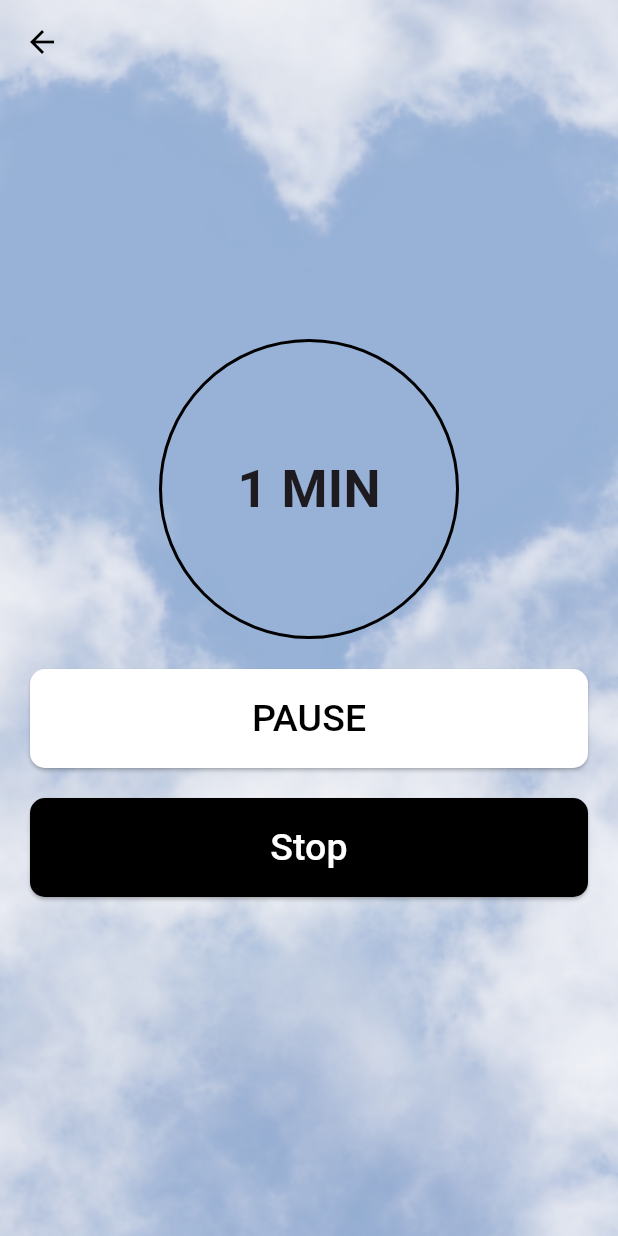
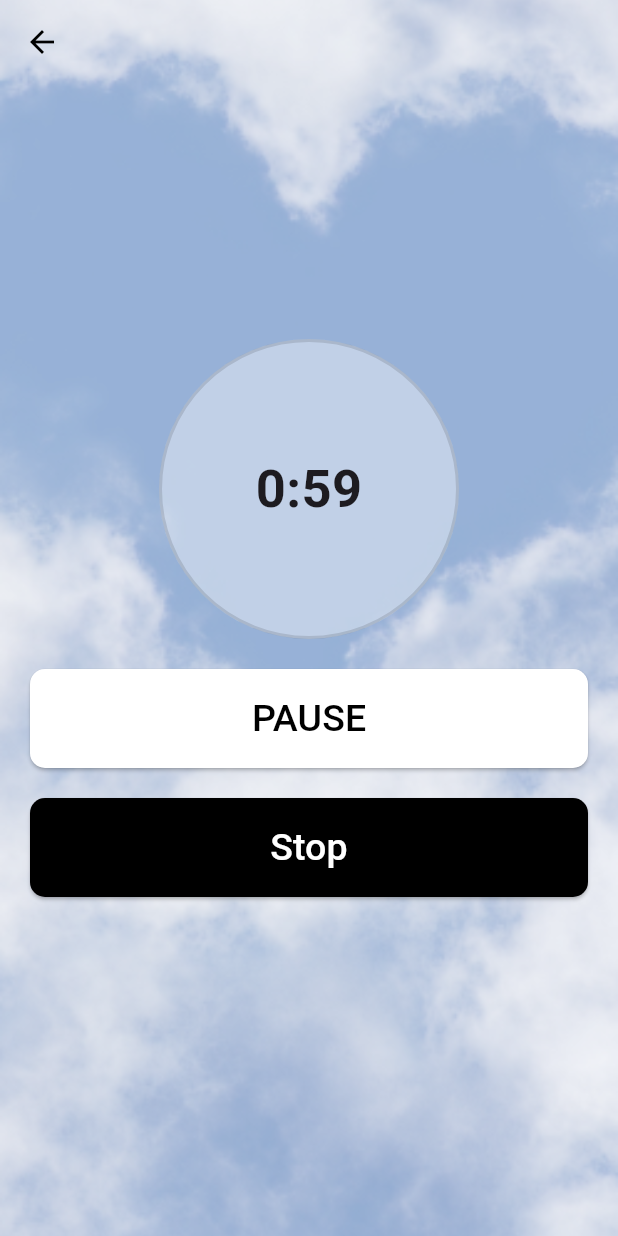
Before and after one commit to Jeditale/Hackaton_PC, a Flutter app: the MeditationScreen screen opened directly, after a tap on "Start", on a phone screen of 412 x 824 dp. Run offline on Flutter 3.47's test engine with Material 3 defaults, Android fonts, the light colour scheme and no system bars; our stand-ins replace audioplayers, cloud_firestore, firebase_auth, firebase_core, fl_chart, flutter_local_notifications and 4 more; missing offline and left inert: app_settings; accounts and stored records are empty.

Commit message:
Update Breath/Meditation

```diff
--- a/nirva/lib/Pages/Breathing/breathingStart.dart
+++ b/nirva/lib/Pages/Breathing/breathingStart.dart
@@ -1,5 +1,4 @@
 import 'dart:async';
-// เพิ่มเพื่อใช้ Uint8List
 import 'package:flutter/material.dart';
 import 'package:flutter/services.dart'; // สำหรับ rootBundle
 import 'package:audioplayers/audioplayers.dart'; // audioplayers
@@ -70,7 +69,7 @@ class _BreathingstartScreenState extends State<BreathingstartScreen> {
       _isStartPhase = false;  // เปลี่ยนสถานะเป็นเฟสหายใจ
     });
      // เล่นเสียง Breathe In ทันทีหลังจาก Start
-    await Future.delayed(Duration(seconds: 1)); // เพิ่ม delay เพื่อให้เสียงเล่นต่อเนื่อง
+    await Future.delayed(Duration(seconds: 3)); // เพิ่ม delay เพื่อให้เสียงเล่นต่อเนื่อง
     await _playSound('assets/sound/ringtone.mp3'); // เล่นเสียง Breathe In
 
     _startBreathingCycle();  // เริ่มรอบหายใจ
--- a/nirva/lib/Pages/Meditation/Meditation.dart
+++ b/nirva/lib/Pages/Meditation/Meditation.dart
@@ -12,6 +12,7 @@ class MeditationScreen extends StatefulWidget {
 class _BreathingScreenState extends State<MeditationScreen> {
   String selectedBreathingPattern = 'Background Music';
   String selectedVoice = 'Voice';
+  int selectedTime = 1; // เวลาเริ่มต้น
 
   Future<void> updateMedCount(String userId) async {
     try {
@@ -67,30 +68,71 @@ class _BreathingScreenState extends State<MeditationScreen> {
           child: Column(
             mainAxisSize: MainAxisSize.min,
             children: [
-              // Circular counter display
-              Container(
+              GestureDetector(
+                onTap: () {
+                  _showTimePicker();
+                },
+                child: Container(
                   width: 200,
                   height: 200,
                   decoration: BoxDecoration(
                     shape: BoxShape.circle,
-                  border: Border.all(width: 2),
+                    color: const Color.fromARGB(255, 255, 255, 255).withOpacity(0.4),
+                    border: Border.all(width: 2, color: Colors.black12),
                   ),
                   child: Center(
-                  child: Column(
-                    mainAxisAlignment: MainAxisAlignment.center,
-                    children: [
-                      Text(
-                        '1 MIN',
+                    child: Text(
+                      '$selectedTime MIN',
                       style: TextStyle(fontSize: 35, fontWeight: FontWeight.bold),
+                    ),
+                  ),
+                ),
+              ),
+              SizedBox(height: 20),
+              _buildMusicSelector(),
+
+              SizedBox(height: 10),
+              _buildVoiceSelector(),
+
+              SizedBox(height: 20),
+
+              Padding(
+                padding: const EdgeInsets.symmetric(horizontal: 20.0),
+                child: ElevatedButton(
+                  onPressed: () {
+                    Navigator.push(
+                      context,
+                      MaterialPageRoute(
+                        builder: (context) => MeditationstartScreen(
+                          selectedTime: selectedTime,
+                          selectedBreathingPattern: selectedBreathingPattern,
+                        ),
+                      ),
+                    );
+                  },
+                  style: ElevatedButton.styleFrom(
+                    padding: EdgeInsets.symmetric(vertical: 15),
+                    backgroundColor: Colors.black,
+                    minimumSize: Size(double.infinity, 50),
+                    shape: RoundedRectangleBorder(
+                      borderRadius: BorderRadius.circular(10),
+                    ),
+                  ),
+                  child: Text(
+                    'Start',
+                    style: TextStyle(fontSize: 25, color: Colors.white),
+                  ),
+                ),
               ),
             ],
           ),
         ),
       ),
-              SizedBox(height: 20),
+    );
+  }
 
-              // Background Music button
-              Padding(
+  Widget _buildMusicSelector() {
+    return Padding(
       padding: const EdgeInsets.symmetric(horizontal: 20.0),
       child: PopupMenuButton<String>(
         onSelected: (value) {
@@ -101,11 +143,11 @@ class _BreathingScreenState extends State<MeditationScreen> {
         itemBuilder: (BuildContext context) => [
           PopupMenuItem(
             value: 'Mountain',
-                      child: Text('Mountain', style: TextStyle(fontSize: 20)),
+            child: Text('Mountain', style: TextStyle(fontSize: 25)),
           ),
           PopupMenuItem(
             value: 'Low-fi Music',
-                      child: Text('Low-fi Music', style: TextStyle(fontSize: 20)),
+            child: Text('Low-fi Music', style: TextStyle(fontSize: 25)),
           ),
         ],
         child: Container(
@@ -130,12 +172,11 @@ class _BreathingScreenState extends State<MeditationScreen> {
           ),
         ),
       ),
-              ),
+    );
+  }
 
-              SizedBox(height: 10),
-
-              // Voice button
-              Padding(
+  Widget _buildVoiceSelector() {
+    return Padding(
       padding: const EdgeInsets.symmetric(horizontal: 20.0),
       child: PopupMenuButton<String>(
         onSelected: (value) {
@@ -146,11 +187,11 @@ class _BreathingScreenState extends State<MeditationScreen> {
         itemBuilder: (BuildContext context) => [
           PopupMenuItem(
             value: 'Eric',
-                      child: Text('Eric', style: TextStyle(fontSize: 20)),
+            child: Text('Eric', style: TextStyle(fontSize: 25)),
           ),
           PopupMenuItem(
             value: 'Sarah',
-                      child: Text('Sarah', style: TextStyle(fontSize: 20)),
+            child: Text('Sarah', style: TextStyle(fontSize: 25)),
           ),
         ],
         child: Container(
@@ -175,62 +216,37 @@ class _BreathingScreenState extends State<MeditationScreen> {
           ),
         ),
       ),
-              ),
+    );
+  }
 
-              SizedBox(height: 10),
-
-              // Vibration toggle
-              Padding(
-                padding: const EdgeInsets.symmetric(horizontal: 20.0),
-                child: Row(
+  void _showTimePicker() {
+    showDialog(
+      context: context,
+      builder: (context) {
+        return AlertDialog(
+          title: Text('Select Time'),
+          content: Column(
+            mainAxisSize: MainAxisSize.min,
             children: [
-                    Checkbox(
-                      value: false,
-                      onChanged: (bool? value) {},
-                    ),
-                    Text('Mute when finish', style: TextStyle(fontSize: 20)),
-                  ],
-                ),
-              ),
-
-              SizedBox(height: 20),
-
-              // Start button
-              Padding(
-                padding: const EdgeInsets.symmetric(horizontal: 20.0),
-                child: ElevatedButton(
-                  onPressed: () async {
-                    final user = FirebaseAuth.instance.currentUser;
-
-                    if (user != null) {
-                      await updateMedCount(user.uid);
-                    } else {
-                      print('User not logged in!');
-                    }
-                    Navigator.push(context, MaterialPageRoute(
-                      builder: (context) {
-                        return MeditationstartScreen();
+              DropdownButton<int>(
+                value: selectedTime,
+                items: [1, 5, 10, 15, 20]
+                    .map((time) => DropdownMenuItem(
+                          value: time,
+                          child: Text('$time MIN', style: TextStyle(fontSize: 25),),
+                        ))
+                    .toList(),
+                onChanged: (value) {
+                  setState(() {
+                    selectedTime = value!;
+                  });
+                  Navigator.pop(context);
                 },
-                    ));
-                  },
-                  style: ElevatedButton.styleFrom(
-                    padding: EdgeInsets.symmetric(vertical: 15),
-                    backgroundColor: Colors.black,
-                    minimumSize: Size(double.infinity, 50),
-                    shape: RoundedRectangleBorder(
-                      borderRadius: BorderRadius.circular(10),
-                    ),
-                  ),
-                  child: Text(
-                    'Start',
-                    style: TextStyle(fontSize: 25, color: Colors.white),
-                  ),
-                ),
               ),
             ],
           ),
-        ),
-      ),
+        );
+      },
     );
   }
 }
--- a/nirva/lib/Pages/Meditation/meditationStart.dart
+++ b/nirva/lib/Pages/Meditation/meditationStart.dart
@@ -1,22 +1,105 @@
+import 'dart:async';
 import 'package:flutter/material.dart';
-import 'Meditation.dart';
+import 'package:audioplayers/audioplayers.dart';
+import 'package:nirva/Pages/Meditation/Meditation.dart';
 
-class MeditationstartScreen extends StatelessWidget {
-  const MeditationstartScreen({super.key});
+class MeditationstartScreen extends StatefulWidget {
+  final int selectedTime;
+  final String selectedBreathingPattern;
+
+  const MeditationstartScreen({
+    super.key,
+    required this.selectedTime,
+    required this.selectedBreathingPattern,
+  });
+
+  @override
+  _MeditationstartScreenState createState() => _MeditationstartScreenState();
+}
+
+class _MeditationstartScreenState extends State<MeditationstartScreen> {
+  late int timeLeft;
+  late Timer _timer;
+  bool isPaused = false;
+
+  final AudioPlayer _audioPlayer = AudioPlayer();
+  final AudioCache _audioCache = AudioCache();
+
+  @override
+  void initState() {
+    super.initState();
+    timeLeft = widget.selectedTime * 60;
+    _startCountdown();
+    _playSelectedMusic();
+  }
+
+  void _playSelectedMusic() async {
+    String audioPath;
+
+    if (widget.selectedBreathingPattern == 'Mountain') {
+      audioPath = 'assets/sound/mountain.mp3';
+    } else if (widget.selectedBreathingPattern == 'Low-fi Music') {
+      audioPath = 'assets/sound/soundlowfi.mp3';
+    } else {
+      return;
+    }
+
+    await _audioCache.load(audioPath); // โหลดไฟล์เสียงล่วงหน้า
+    _audioPlayer.play(AssetSource(audioPath), volume: 1.0);
+    _audioPlayer.setReleaseMode(ReleaseMode.loop);
+  }
+
+  void _stopMusic() async {
+    await _audioPlayer.stop();
+  }
+
+  void _startCountdown() {
+    _timer = Timer.periodic(Duration(seconds: 1), (timer) {
+      if (timeLeft > 0 && !isPaused) {
+        setState(() {
+          timeLeft--;
+        });
+      } else if (timeLeft == 0) {
+        _timer.cancel();
+        _stopMusic();
+      }
+    });
+  }
+
+  void _togglePause() {
+    setState(() {
+      isPaused = !isPaused;
+      if (isPaused) {
+        _audioPlayer.pause();
+      } else {
+        _audioPlayer.resume();
+      }
+    });
+  }
+
+  @override
+  void dispose() {
+    _timer.cancel();
+    _stopMusic();
+    _audioPlayer.dispose();
+    super.dispose();
+  }
 
   @override
   Widget build(BuildContext context) {
+    int minutes = timeLeft ~/ 60;
+    int seconds = timeLeft % 60;
+
     return Scaffold(
       extendBodyBehindAppBar: true,
       appBar: AppBar(
         leading: IconButton(
           icon: Icon(Icons.arrow_back, color: Colors.black),
           onPressed: () {
-            Navigator.push(context, MaterialPageRoute(
-              builder: (context) {
-                return MeditationScreen();
-              },
-            ));
+            Navigator.push(
+              context,
+              MaterialPageRoute(builder: (context) => MeditationScreen()),
+            );
           },
         ),
         backgroundColor: Colors.transparent,
@@ -25,68 +108,54 @@ class MeditationstartScreen extends StatelessWidget {
       body: Container(
         decoration: BoxDecoration(
           image: DecorationImage(
-            image: AssetImage('assets/image/background2.png'), // Add a background image if needed
+            image: AssetImage('assets/image/background2.png'),
             fit: BoxFit.cover,
           ),
         ),
+        child: Padding(
+          padding: const EdgeInsets.fromLTRB(20, 0, 20, 0),
           child: Center(
             child: Column(
               mainAxisSize: MainAxisSize.min,
               children: [
-              // Circular counter display
                 Container(
                   width: 200,
                   height: 200,
                   decoration: BoxDecoration(
                     shape: BoxShape.circle,
-                  border: Border.all(width: 2),
+                    color: Colors.white.withOpacity(0.4),
+                    border: Border.all(width: 2, color: Colors.black12),
                   ),
                   child: Center(
-                  child: Column(
-                    mainAxisAlignment: MainAxisAlignment.center,
-                    children: [
-                      Text(
-                        '1 MIN',
+                    child: Text(
+                      '$minutes:${seconds.toString().padLeft(2, '0')}',
                       style: TextStyle(fontSize: 35, fontWeight: FontWeight.bold),
-                      ),
-
-                    ],
                     ),
                   ),
                 ),
-
                 SizedBox(height: 20),
-
-              Padding(
-                padding: const EdgeInsets.symmetric(horizontal: 20.0),
-                child: ElevatedButton(
-                  onPressed: () {},
+                ElevatedButton(
+                  onPressed: _togglePause,
                   style: ElevatedButton.styleFrom(
                     padding: EdgeInsets.symmetric(vertical: 15),
-                    backgroundColor: const Color.fromARGB(255, 255, 255, 255),
+                    backgroundColor: Colors.white,
                     minimumSize: Size(double.infinity, 50),
                     shape: RoundedRectangleBorder(
                       borderRadius: BorderRadius.circular(10),
                     ),
                   ),
                   child: Text(
-                    'PAUSE',
+                    isPaused ? 'CONTINUE' : 'PAUSE',
                     style: TextStyle(fontSize: 25, color: Colors.black),
                   ),
                 ),
-              ),
+                SizedBox(height: 20),
 
-              SizedBox(height: 20),
-              // Start button
-              Padding(
-                padding: const EdgeInsets.symmetric(horizontal: 20.0),
-                child: ElevatedButton(
+                ElevatedButton(
                   onPressed: () {
-                    Navigator.push(context, MaterialPageRoute(
-                      builder: (context){
-                      return MeditationScreen();
-
-                      })
+                    Navigator.push(
+                      context,
+                      MaterialPageRoute(builder: (context) => MeditationScreen()),
                     );
                   },
                   style: ElevatedButton.styleFrom(
@@ -102,8 +171,8 @@ class MeditationstartScreen extends StatelessWidget {
                     style: TextStyle(fontSize: 25, color: Colors.white),
                   ),
                 ),
+              ],
             ),
-            ],
           ),
         ),
       ),
```
Also changed, not shown: nirva/lib/Pages/Breathing/Breathing.dart (+33 -72 lines), 4 other files. Lines whose indentation alone changed are shown as unchanged.
